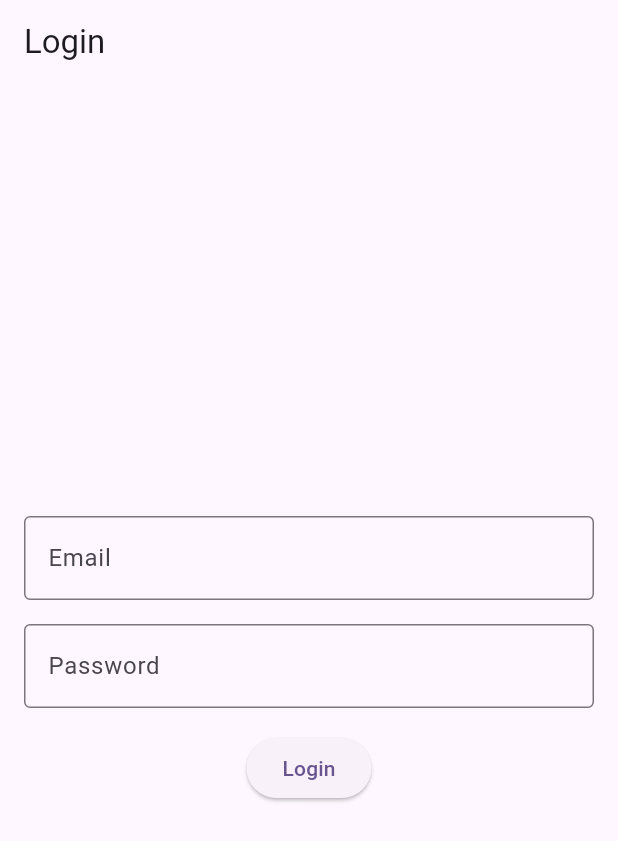
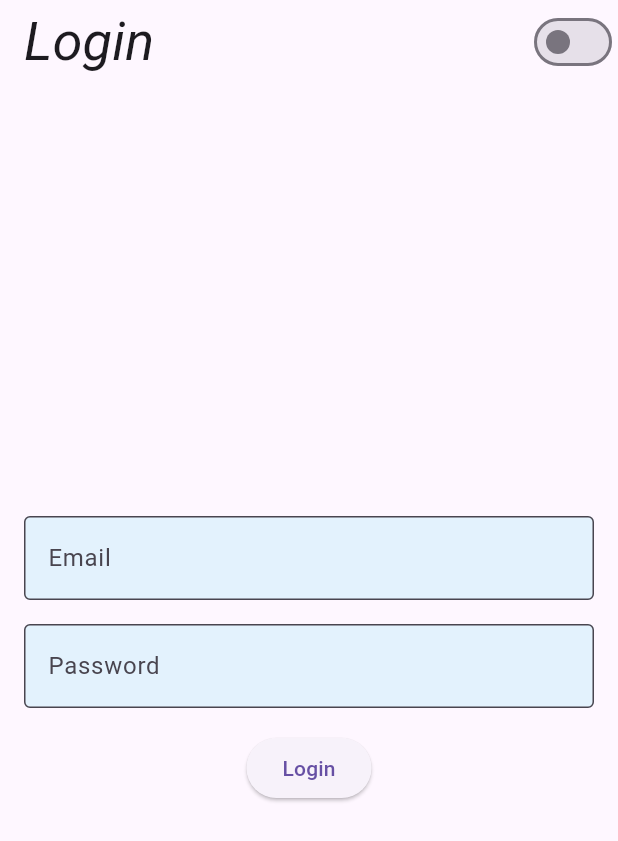
Before and after one commit to RusyaidiSupian94/ipotracker, a Flutter app: the screen it shows after launch, on a phone screen of 412 x 824 dp. Shown: the top 841 px of the screen. Run offline on Flutter 3.47's test engine with Material 3 defaults, Android fonts, the phone set to English and light mode, and no system bars; Roboto replaces fonts that are missing (Georgia).

Commit message:
add theme but need upgrade this theme auto based on application theme

```diff
--- a/app/lib/auth/login.dart
+++ b/app/lib/auth/login.dart
@@ -1,4 +1,6 @@
 import 'package:flutter/material.dart';
+import 'package:provider/provider.dart';
+import 'package:app/theme/theme_provider.dart';
 
 class LoginPage extends StatelessWidget {
   final TextEditingController _emailController = TextEditingController();
@@ -9,6 +11,14 @@ class LoginPage extends StatelessWidget {
     return Scaffold(
       appBar: AppBar(
         title: Text('Login'),
+        actions: [
+          Switch(
+            value: Provider.of<ThemeProvider>(context).themeMode == ThemeMode.dark,
+            onChanged: (value) {
+              Provider.of<ThemeProvider>(context, listen: false).toggleTheme(value);
+            },
+          ),
+        ],
       ),
       body: Padding(
         padding: const EdgeInsets.all(16.0),
--- a/app/lib/main.dart
+++ b/app/lib/main.dart
@@ -1,127 +1,28 @@
+import 'package:app/theme/theme_dark.dart';
+import 'package:app/theme/theme_light.dart';
 import 'package:flutter/material.dart';
+import 'package:provider/provider.dart';
+import 'theme/theme_provider.dart';
 import 'auth/login.dart';
+
 void main() {
-  runApp(const MyApp());
+  runApp(ThemeNotifier(child: MyApp()));
 }
 
 class MyApp extends StatelessWidget {
-  const MyApp({super.key});
-
-  // This widget is the root of your application.
   @override
   Widget build(BuildContext context) {
-    return MaterialApp(
-      title: 'Flutter Demo',
-      theme: ThemeData(
-        // This is the theme of your application.
-        //
-        // TRY THIS: Try running your application with "flutter run". You'll see
-        // the application has a purple toolbar. Then, without quitting the app,
-        // try changing the seedColor in the colorScheme below to Colors.green
-        // and then invoke "hot reload" (save your changes or press the "hot
-        // reload" button in a Flutter-supported IDE, or press "r" if you used
-        // the command line to start the app).
-        //
-        // Notice that the counter didn't reset back to zero; the application
-        // state is not lost during the reload. To reset the state, use hot
-        // restart instead.
-        //
-        // This works for code too, not just values: Most code changes can be
-        // tested with just a hot reload.
-        colorScheme: ColorScheme.fromSeed(seedColor: Colors.deepPurple),
-        useMaterial3: true,
-      ),
-      debugShowCheckedModeBanner: false,
-      //home: const MyHomePage(title: 'Flutter Demo Home Page'),
-      home: LoginPage(),
+    return Consumer<ThemeProvider>(
+      builder: (context, themeProvider, child) {
+        return MaterialApp(
+          title: 'Flutter Demo',
+          theme: lightTheme,
+          darkTheme: darkTheme,
+          themeMode: themeProvider.themeMode,
+          debugShowCheckedModeBanner: false,
+          home: LoginPage(),
+        );
+      },
     );
   }
 }
-
-class MyHomePage extends StatefulWidget {
-  const MyHomePage({super.key, required this.title});
-
-  // This widget is the home page of your application. It is stateful, meaning
-  // that it has a State object (defined below) that contains fields that affect
-  // how it looks.
-
-  // This class is the configuration for the state. It holds the values (in this
-  // case the title) provided by the parent (in this case the App widget) and
-  // used by the build method of the State. Fields in a Widget subclass are
-  // always marked "final".
-
-  final String title;
-
-  @override
-  State<MyHomePage> createState() => _MyHomePageState();
-}
-
-class _MyHomePageState extends State<MyHomePage> {
-  int _counter = 0;
-
-  void _incrementCounter() {
-    setState(() {
-      // This call to setState tells the Flutter framework that something has
-      // changed in this State, which causes it to rerun the build method below
-      // so that the display can reflect the updated values. If we changed
-      // _counter without calling setState(), then the build method would not be
-      // called again, and so nothing would appear to happen.
-      _counter++;
-    });
-  }
-
-  @override
-  Widget build(BuildContext context) {
-    // This method is rerun every time setState is called, for instance as done
-    // by the _incrementCounter method above.
-    //
-    // The Flutter framework has been optimized to make rerunning build methods
-    // fast, so that you can just rebuild anything that needs updating rather
-    // than having to individually change instances of widgets.
-    return Scaffold(
-      appBar: AppBar(
-        // TRY THIS: Try changing the color here to a specific color (to
-        // Colors.amber, perhaps?) and trigger a hot reload to see the AppBar
-        // change color while the other colors stay the same.
-        backgroundColor: Theme.of(context).colorScheme.inversePrimary,
-        // Here we take the value from the MyHomePage object that was created by
-        // the App.build method, and use it to set our appbar title.
-        title: Text(widget.title),
-      ),
-      body: Center(
-        // Center is a layout widget. It takes a single child and positions it
-        // in the middle of the parent.
-        child: Column(
-          // Column is also a layout widget. It takes a list of children and
-          // arranges them vertically. By default, it sizes itself to fit its
-          // children horizontally, and tries to be as tall as its parent.
-          //
-          // Column has various properties to control how it sizes itself and
-          // how it positions its children. Here we use mainAxisAlignment to
-          // center the children vertically; the main axis here is the vertical
-          // axis because Columns are vertical (the cross axis would be
-          // horizontal).
-          //
-          // TRY THIS: Invoke "debug painting" (choose the "Toggle Debug Paint"
-          // action in the IDE, or press "p" in the console), to see the
-          // wireframe for each widget.
-          mainAxisAlignment: MainAxisAlignment.center,
-          children: <Widget>[
-            const Text(
-              'You have pushed the button this many times:',
-            ),
-            Text(
-              '$_counter',
-              style: Theme.of(context).textTheme.headlineMedium,
-            ),
-          ],
-        ),
-      ),
-      floatingActionButton: FloatingActionButton(
-        onPressed: _incrementCounter,
-        tooltip: 'Increment',
-        child: const Icon(Icons.add),
-      ), // This trailing comma makes auto-formatting nicer for build methods.
-    );
-  }
-}
--- /dev/null
+++ b/app/lib/theme/theme_dark.dart
@@ -0,0 +1,22 @@
+import 'package:flutter/material.dart';
+
+final ThemeData darkTheme = ThemeData(
+  brightness: Brightness.dark,
+  primaryColor: Colors.blueGrey,
+  hintColor: Colors.cyan[600],
+  fontFamily: 'Georgia',
+  textTheme: TextTheme(
+    headline1: TextStyle(fontSize: 72.0, fontWeight: FontWeight.bold),
+    headline6: TextStyle(fontSize: 36.0, fontStyle: FontStyle.italic),
+    bodyText2: TextStyle(fontSize: 14.0, fontFamily: 'Hind'),
+  ),
+  buttonTheme: ButtonThemeData(
+    buttonColor: Colors.blueGrey,
+    textTheme: ButtonTextTheme.primary,
+  ),
+  inputDecorationTheme: InputDecorationTheme(
+    border: OutlineInputBorder(),
+    filled: true,
+    fillColor: Colors.blueGrey.shade800,
+  ),
+);
--- /dev/null
+++ b/app/lib/theme/theme_light.dart
@@ -0,0 +1,22 @@
+import 'package:flutter/material.dart';
+
+final ThemeData lightTheme = ThemeData(
+  brightness: Brightness.light,
+  primaryColor: Colors.blue,
+  hintColor: Colors.cyan[600],
+  fontFamily: 'Georgia',
+  textTheme: TextTheme(
+    headline1: TextStyle(fontSize: 72.0, fontWeight: FontWeight.bold),
+    headline6: TextStyle(fontSize: 36.0, fontStyle: FontStyle.italic),
+    bodyText2: TextStyle(fontSize: 14.0, fontFamily: 'Hind'),
+  ),
+  buttonTheme: ButtonThemeData(
+    buttonColor: Colors.blue,
+    textTheme: ButtonTextTheme.primary,
+  ),
+  inputDecorationTheme: InputDecorationTheme(
+    border: OutlineInputBorder(),
+    filled: true,
+    fillColor: Colors.blue.shade50,
+  ),
+);
--- /dev/null
+++ b/app/lib/theme/theme_provider.dart
@@ -0,0 +1,29 @@
+import 'package:flutter/material.dart';
+import 'package:provider/provider.dart';
+import 'theme_light.dart';
+import 'theme_dark.dart';
+
+class ThemeProvider extends ChangeNotifier {
+  ThemeMode _themeMode = ThemeMode.system;
+
+  ThemeMode get themeMode => _themeMode;
+
+  void toggleTheme(bool isDarkMode) {
+    _themeMode = isDarkMode ? ThemeMode.dark : ThemeMode.light;
+    notifyListeners();
+  }
+}
+
+class ThemeNotifier extends StatelessWidget {
+  final Widget child;
+
+  ThemeNotifier({required this.child});
+
+  @override
+  Widget build(BuildContext context) {
+    return ChangeNotifierProvider(
+      create: (_) => ThemeProvider(),
+      child: child,
+    );
+  }
+}
--- a/app/pubspec.yaml
+++ b/app/pubspec.yaml
@@ -30,8 +30,7 @@ environment:
 dependencies:
   flutter:
     sdk: flutter
-
-
+  provider: ^6.0.1
   # The following adds the Cupertino Icons font to your application.
   # Use with the CupertinoIcons class for iOS style icons.
   cupertino_icons: ^1.0.2
```
Also changed, not shown: app/pubspec.lock.
